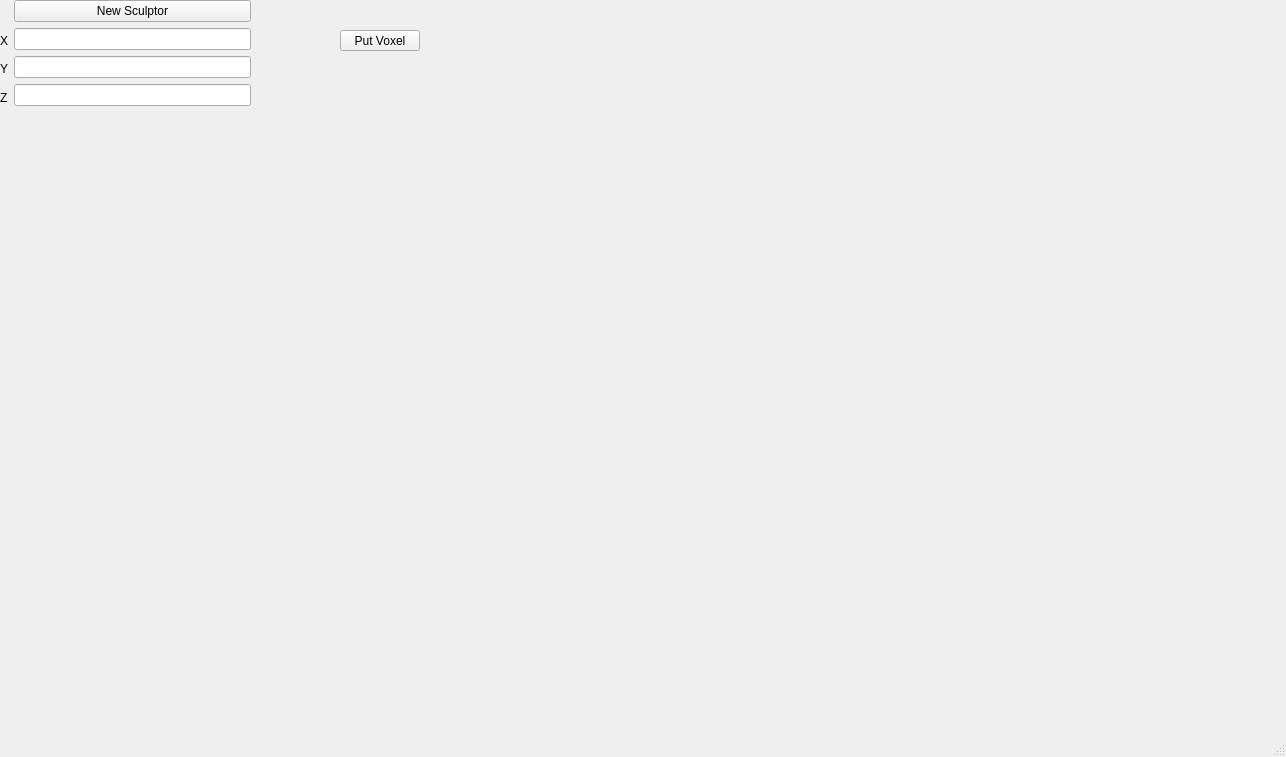
VictorNGomes/Escultor3D-Final, file mainwindow.ui: the form before one commit.
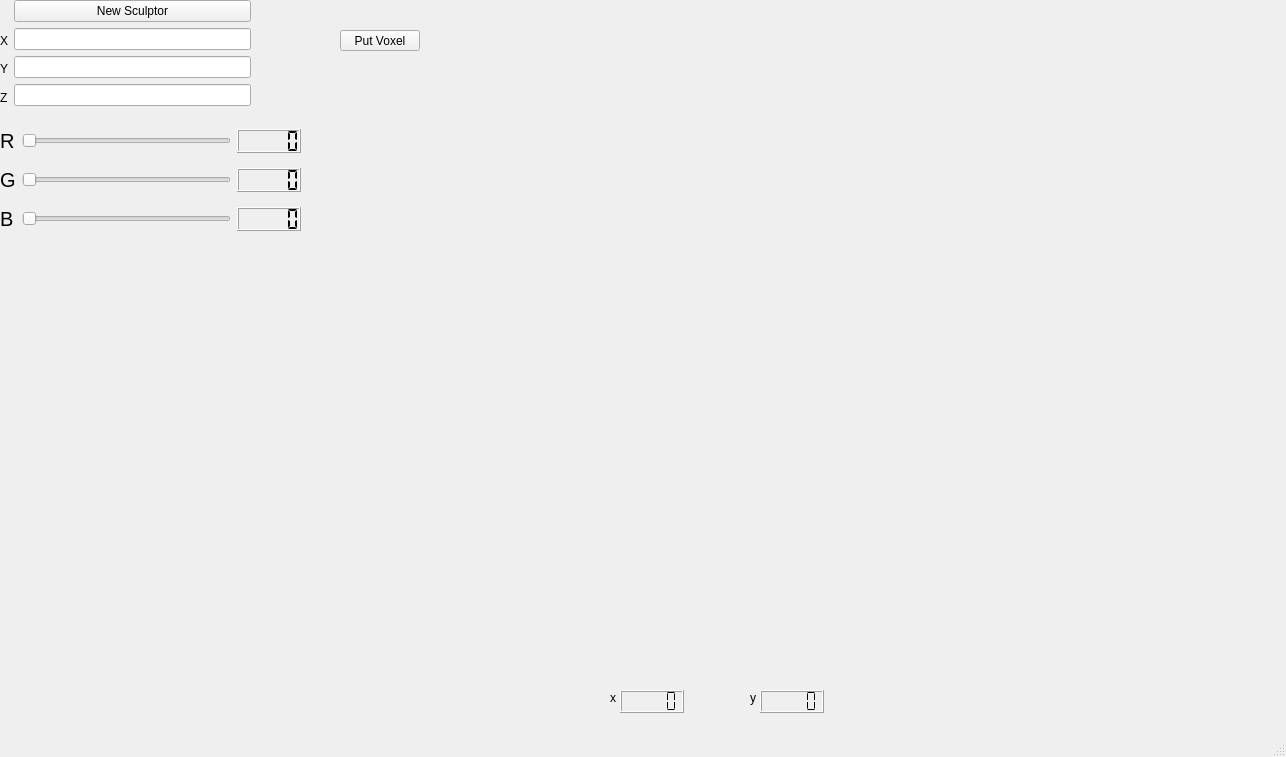
The form after the commit. Custom widgets are drawn as their Qt base class.

```diff
--- a/mainwindow.ui
+++ b/mainwindow.ui
@@ -125,6 +125,157 @@
      </item>
     </layout>
    </widget>
+   <widget class="QLCDNumber" name="lcdNumberX">
+    <property name="geometry">
+     <rect>
+      <x>620</x>
+      <y>690</y>
+      <width>64</width>
+      <height>23</height>
+     </rect>
+    </property>
+    <property name="segmentStyle">
+     <enum>QLCDNumber::Flat</enum>
+    </property>
+   </widget>
+   <widget class="QLCDNumber" name="lcdNumberY">
+    <property name="geometry">
+     <rect>
+      <x>760</x>
+      <y>690</y>
+      <width>64</width>
+      <height>23</height>
+     </rect>
+    </property>
+    <property name="segmentStyle">
+     <enum>QLCDNumber::Flat</enum>
+    </property>
+   </widget>
+   <widget class="QLabel" name="label_5">
+    <property name="geometry">
+     <rect>
+      <x>610</x>
+      <y>690</y>
+      <width>21</width>
+      <height>16</height>
+     </rect>
+    </property>
+    <property name="text">
+     <string>x</string>
+    </property>
+   </widget>
+   <widget class="QLabel" name="label_6">
+    <property name="geometry">
+     <rect>
+      <x>750</x>
+      <y>690</y>
+      <width>16</width>
+      <height>16</height>
+     </rect>
+    </property>
+    <property name="text">
+     <string>y</string>
+    </property>
+   </widget>
+   <widget class="QWidget" name="gridLayoutWidget">
+    <property name="geometry">
+     <rect>
+      <x>0</x>
+      <y>120</y>
+      <width>301</width>
+      <height>121</height>
+     </rect>
+    </property>
+    <layout class="QGridLayout" name="gridLayout">
+     <item row="1" column="0">
+      <widget class="QLabel" name="label_8">
+       <property name="font">
+        <font>
+         <pointsize>15</pointsize>
+        </font>
+       </property>
+       <property name="text">
+        <string>G</string>
+       </property>
+      </widget>
+     </item>
+     <item row="2" column="0">
+      <widget class="QLabel" name="label_9">
+       <property name="font">
+        <font>
+         <pointsize>15</pointsize>
+        </font>
+       </property>
+       <property name="text">
+        <string>B</string>
+       </property>
+      </widget>
+     </item>
+     <item row="1" column="2">
+      <widget class="QSlider" name="horizontalSlider_2">
+       <property name="maximum">
+        <number>255</number>
+       </property>
+       <property name="orientation">
+        <enum>Qt::Horizontal</enum>
+       </property>
+      </widget>
+     </item>
+     <item row="0" column="0">
+      <widget class="QLabel" name="label_7">
+       <property name="font">
+        <font>
+         <pointsize>15</pointsize>
+        </font>
+       </property>
+       <property name="text">
+        <string>R</string>
+       </property>
+      </widget>
+     </item>
+     <item row="2" column="3">
+      <widget class="QLCDNumber" name="lcdNumber_3">
+       <property name="segmentStyle">
+        <enum>QLCDNumber::Flat</enum>
+       </property>
+      </widget>
+     </item>
+     <item row="0" column="3">
+      <widget class="QLCDNumber" name="lcdNumber_2">
+       <property name="segmentStyle">
+        <enum>QLCDNumber::Flat</enum>
+       </property>
+      </widget>
+     </item>
+     <item row="1" column="3">
+      <widget class="QLCDNumber" name="lcdNumber">
+       <property name="segmentStyle">
+        <enum>QLCDNumber::Flat</enum>
+       </property>
+      </widget>
+     </item>
+     <item row="0" column="2">
+      <widget class="QSlider" name="horizontalSlider">
+       <property name="maximum">
+        <number>255</number>
+       </property>
+       <property name="orientation">
+        <enum>Qt::Horizontal</enum>
+       </property>
+      </widget>
+     </item>
+     <item row="2" column="2">
+      <widget class="QSlider" name="horizontalSlider_3">
+       <property name="maximum">
+        <number>255</number>
+       </property>
+       <property name="orientation">
+        <enum>Qt::Horizontal</enum>
+       </property>
+      </widget>
+     </item>
+    </layout>
+   </widget>
   </widget>
   <widget class="QStatusBar" name="statusbar"/>
   <widget class="QMenuBar" name="menubar">
```
Left out of the diff: 65 changed lines with no effect on the pictures.
